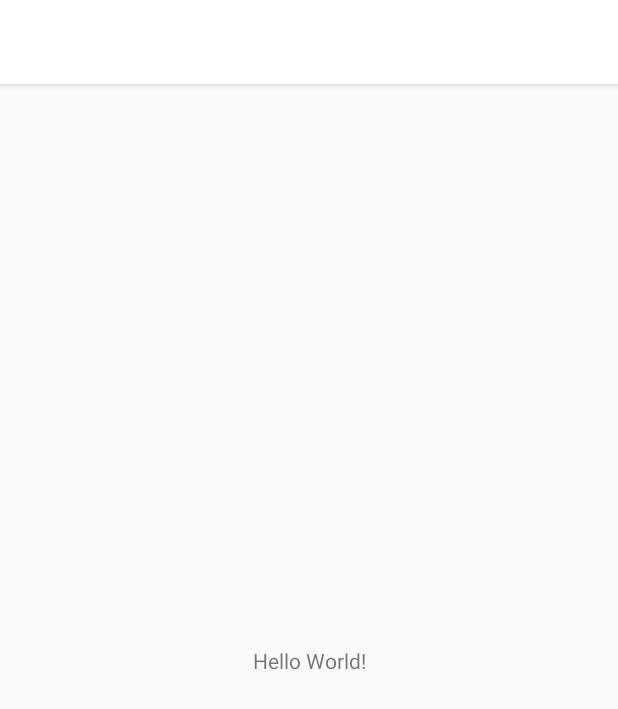
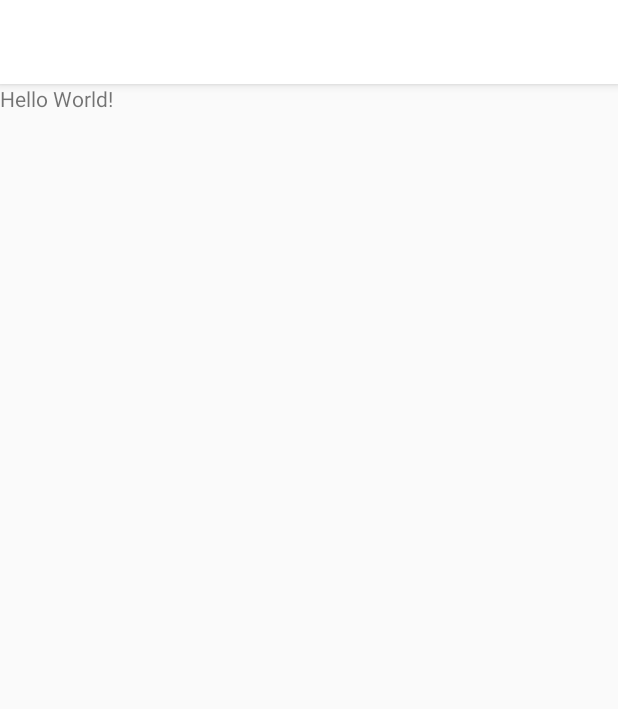
Before and after one commit to ruiter/RedNews, an Android app: the screen it shows after launch (MainActivity before the commit, PostsListActivity after it), on a phone screen of 412 x 824 dp. Shown: the top 709 px of the screen. Run offline under Robolectric (Android 15) with nearby library versions, the phone set to English and light mode, and no system bars; our stand-ins replace Dagger/Hilt's generated code; 1 statement that could not run was skipped.

```diff
--- a/app/src/main/AndroidManifest.xml
+++ b/app/src/main/AndroidManifest.xml
@@ -3,6 +3,7 @@
     package="com.ruiter.rednews">
 
     <application
+        android:name=".App"
         android:allowBackup="true"
         android:icon="@mipmap/ic_launcher"
         android:label="@string/app_name"
--- a/app/src/main/java/com/ruiter/rednews/App.kt
+++ b/app/src/main/java/com/ruiter/rednews/App.kt
@@ -1,6 +1,14 @@
 package com.ruiter.rednews
 
 import android.app.Application
+import com.ruiter.rednews.di.DaggerAppComponent
+import dagger.android.AndroidInjector
+import dagger.android.DaggerApplication
 
-class App : Application() {
+class App : DaggerApplication() {
+    override fun applicationInjector(): AndroidInjector<out App> {
+        return DaggerAppComponent.builder().create(this)
+    }
+
+
 }
--- /dev/null
+++ b/app/src/main/java/com/ruiter/rednews/di/modules/RedNewsListModule.kt
@@ -0,0 +1,22 @@
+package com.ruiter.rednews.di.modules
+
+import com.ruiter.posts.list.presentation.presenter.PostsListPresenter
+import com.ruiter.posts.list.presentation.view.PostsListActivity
+import com.ruiter.posts.list.presentation.view.PostsListView
+import dagger.Module
+import dagger.Provides
+import javax.inject.Singleton
+
+@Module
+class RedNewsListModule {
+
+    @Provides
+    fun providePostsListView(postsListActivity: PostsListActivity) : PostsListView {
+        return postsListActivity
+    }
+
+    @Provides
+    fun providePostsListPresenter(postsListView: PostsListView) : PostsListPresenter {
+        return PostsListPresenter(postsListView)
+    }
+}
--- a/app/src/main/java/com/ruiter/rednews/ui/MainActivity.kt
+++ b/app/src/main/java/com/ruiter/rednews/ui/MainActivity.kt
@@ -1,7 +1,9 @@
 package com.ruiter.rednews.ui
 
+import android.content.Intent
+import android.os.Bundle
 import android.support.v7.app.AppCompatActivity
-import android.os.Bundle
+import com.ruiter.posts.list.presentation.view.PostsListActivity
 import com.ruiter.rednews.R
 
 class MainActivity : AppCompatActivity() {
@@ -9,5 +11,7 @@ class MainActivity : AppCompatActivity() {
     override fun onCreate(savedInstanceState: Bundle?) {
         super.onCreate(savedInstanceState)
         setContentView(R.layout.activity_main)
+
+        startActivity(Intent(this, PostsListActivity::class.java))
     }
 }
--- a/build.gradle
+++ b/build.gradle
@@ -2,6 +2,7 @@
 
 buildscript {
     ext.kotlin_version = '1.2.10'
+
     repositories {
         google()
         jcenter()
--- /dev/null
+++ b/posts/src/main/java/com/ruiter/posts/list/presentation/presenter/PostsListPresenter.kt
@@ -0,0 +1,7 @@
+package com.ruiter.posts.list.presentation.presenter
+
+import com.ruiter.posts.list.presentation.view.PostsListView
+import javax.inject.Inject
+
+class PostsListPresenter @Inject constructor(val view: PostsListView) {
+}
--- /dev/null
+++ b/posts/src/main/java/com/ruiter/posts/list/presentation/view/PostsListActivity.kt
@@ -0,0 +1,24 @@
+package com.ruiter.posts.list.presentation.view
+
+import android.os.Bundle
+import com.ruiter.posts.R
+import com.ruiter.posts.list.presentation.presenter.PostsListPresenter
+import dagger.android.support.DaggerAppCompatActivity
+import javax.inject.Inject
+
+class PostsListActivity : DaggerAppCompatActivity(), PostsListView {
+    override fun showError() {
+    }
+
+    override fun hideError() {
+    }
+
+    @Inject
+    lateinit var presenter: PostsListPresenter
+
+    override fun onCreate(savedInstanceState: Bundle?) {
+        super.onCreate(savedInstanceState)
+
+        setContentView(R.layout.rednewsact_layout)
+    }
+}
--- /dev/null
+++ b/posts/src/main/java/com/ruiter/posts/list/presentation/view/PostsListView.kt
@@ -0,0 +1,7 @@
+package com.ruiter.posts.list.presentation.view
+
+interface PostsListView {
+
+    fun showError()
+    fun hideError()
+}
--- /dev/null
+++ b/posts/src/main/res/layout/rednewsact_layout.xml
@@ -0,0 +1,12 @@
+<?xml version="1.0" encoding="utf-8"?>
+<LinearLayout xmlns:android="http://schemas.android.com/apk/res/android"
+    android:orientation="vertical"
+    android:layout_width="match_parent"
+    android:layout_height="match_parent">
+
+    <TextView
+        android:layout_width="wrap_content"
+        android:layout_height="wrap_content"
+        android:text="Hello World!"/>
+
+</LinearLayout>
```
Also changed, not shown: app/build.gradle (+8 -4 lines), app/src/main/java/com/ruiter/rednews/di/ActivityBuilder.kt (added, +13 -0 lines), app/src/main/java/com/ruiter/rednews/di/AppComponent.kt (added, +17 -0 lines), app/src/main/java/com/ruiter/rednews/di/AppModule.kt (added, +17 -0 lines), app/src/main/java/com/ruiter/rednews/di/modules/MainActivityModule.kt (added, +8 -0 lines), posts/build.gradle (+8 -0 lines), posts/src/main/AndroidManifest.xml (+9 -1 lines).
